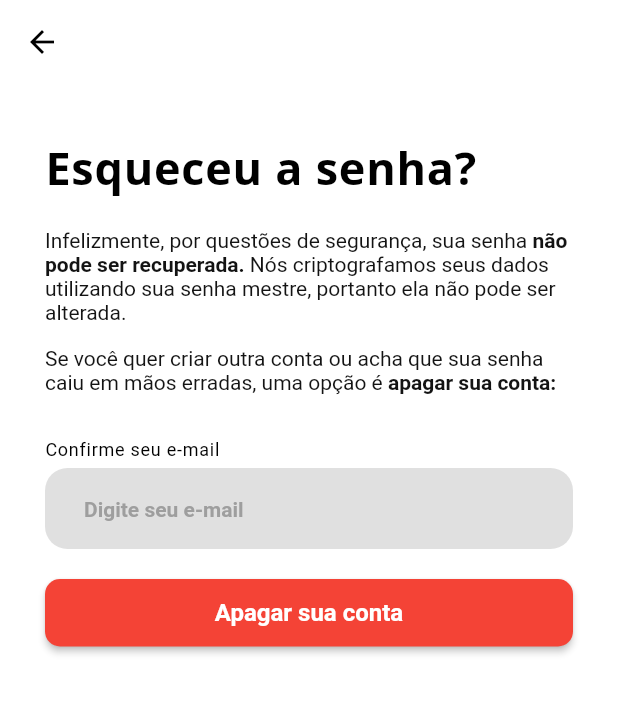
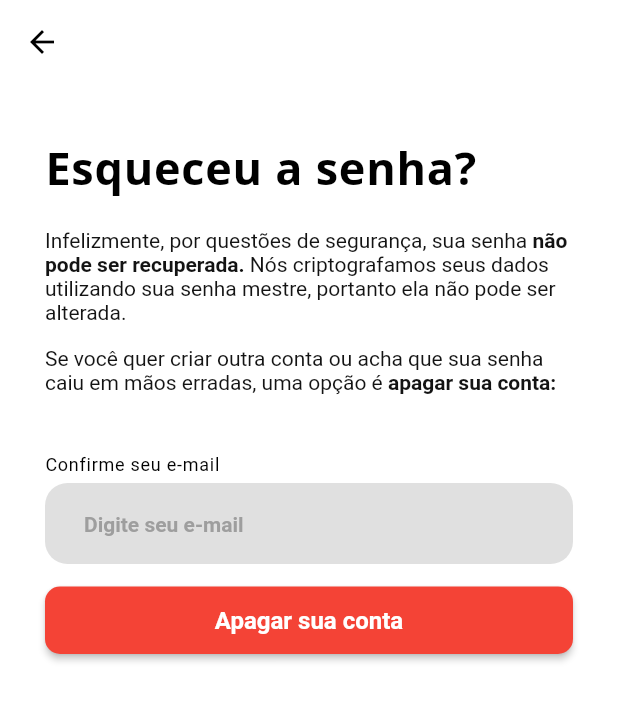
Before and after one commit to PasswordHub/ArrowHead, a Flutter app: the screen it shows after launch, after a tap on "Esqueceu a senha?", on a phone screen of 412 x 824 dp. Shown: the top 701 px of the screen. Run offline on Flutter 3.47's test engine with Material 2 defaults, Android fonts, the phone set to English and light mode, and no system bars; our stand-ins replace email_validator, firebase_core; accounts and stored records are empty; Roboto replaces fonts that are missing (Arial).

Commit message:
design fixes

```diff
--- a/arrowhead/lib/screens/ForgotPassword/forgot_password_screen.dart
+++ b/arrowhead/lib/screens/ForgotPassword/forgot_password_screen.dart
@@ -78,9 +78,9 @@ class _ForgotPasswordScreenState extends State<ForgotPasswordScreen> {
                                 text: "apagar sua conta: ",
                                 style: TextStyle(fontWeight: FontWeight.bold)),
                           ])),
-                      SizedBox(height: 30),
+                      SizedBox(height: 40),
                       emailInput(emailController, "Confirme seu e-mail"),
-                      SizedBox(height: 15),
+                      SizedBox(height: 10),
                       deleteBtn()
                     ]))));
   }
--- a/arrowhead/lib/screens/Login/login_screen.dart
+++ b/arrowhead/lib/screens/Login/login_screen.dart
@@ -62,7 +62,7 @@ class _LoginScreenState extends State<LoginScreen> {
                               fontFamily: 'Arial',
                               fontSize: 11),
                         ),
-                        const SizedBox(height: 20),
+                        const SizedBox(height: 10),
                         const Text(
                           'Senha mestre',
                           style: TextStyle(
```
